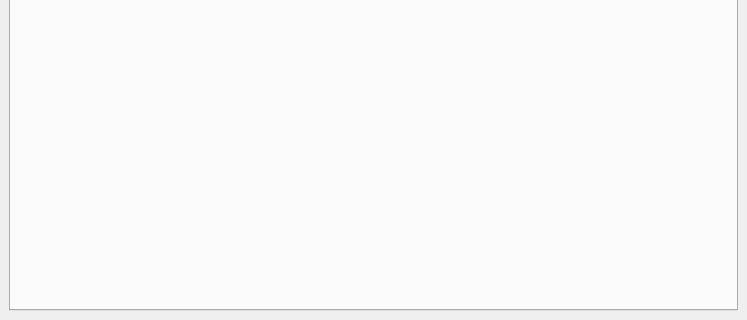
Before: the Qt Designer form src/mainwindow.ui in FastTrackOrg/FastTrack, drawn with Qt 5; both pictures show x 0 to 747 and y 352 to 672 of the 747 by 672 pixel window.
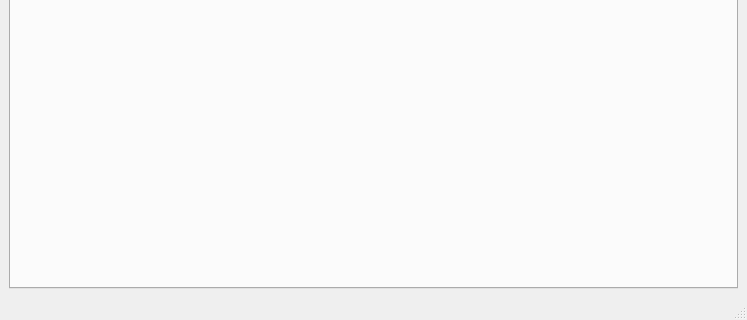
After: the same form once the commit is applied.

Commit message: [feat] main: add version message timeout and status bar

```diff
--- a/src/mainwindow.ui
+++ b/src/mainwindow.ui
@@ -36,6 +36,7 @@
     </item>
    </layout>
   </widget>
+  <widget class="QStatusBar" name="statusBar"/>
  </widget>
  <resources/>
  <connections/>
```
The commit also changes 1 other file.
